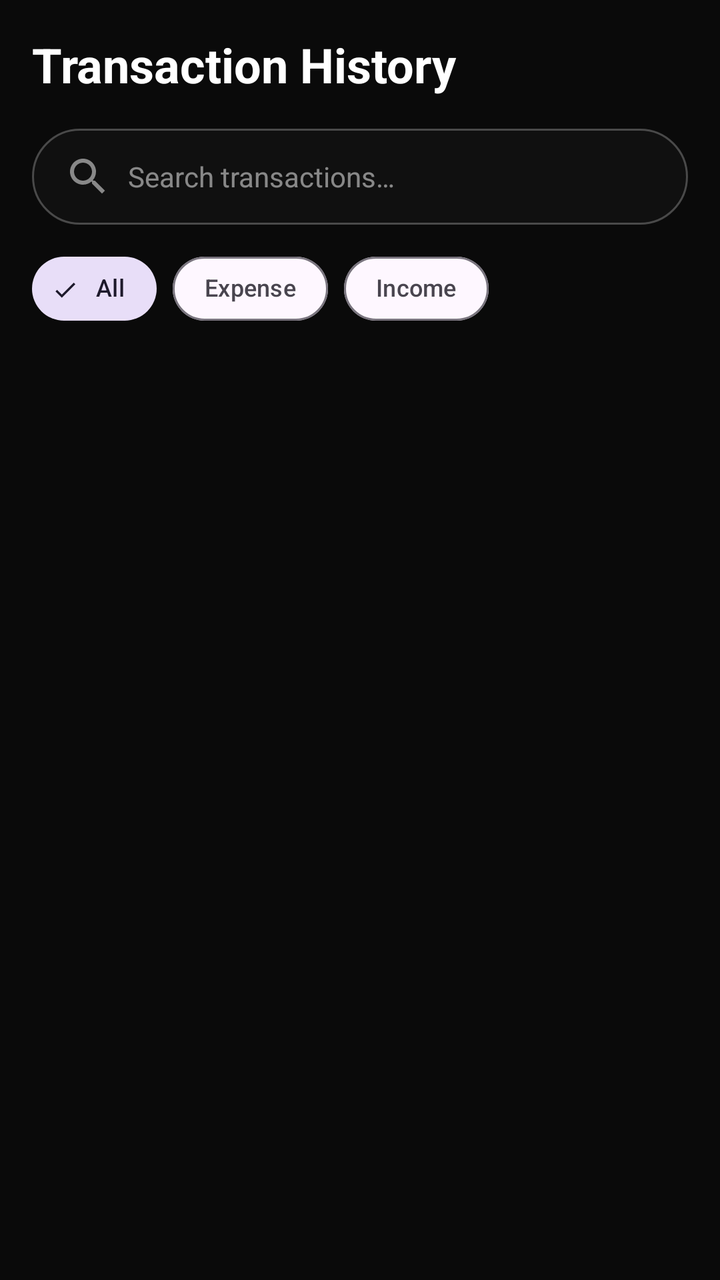
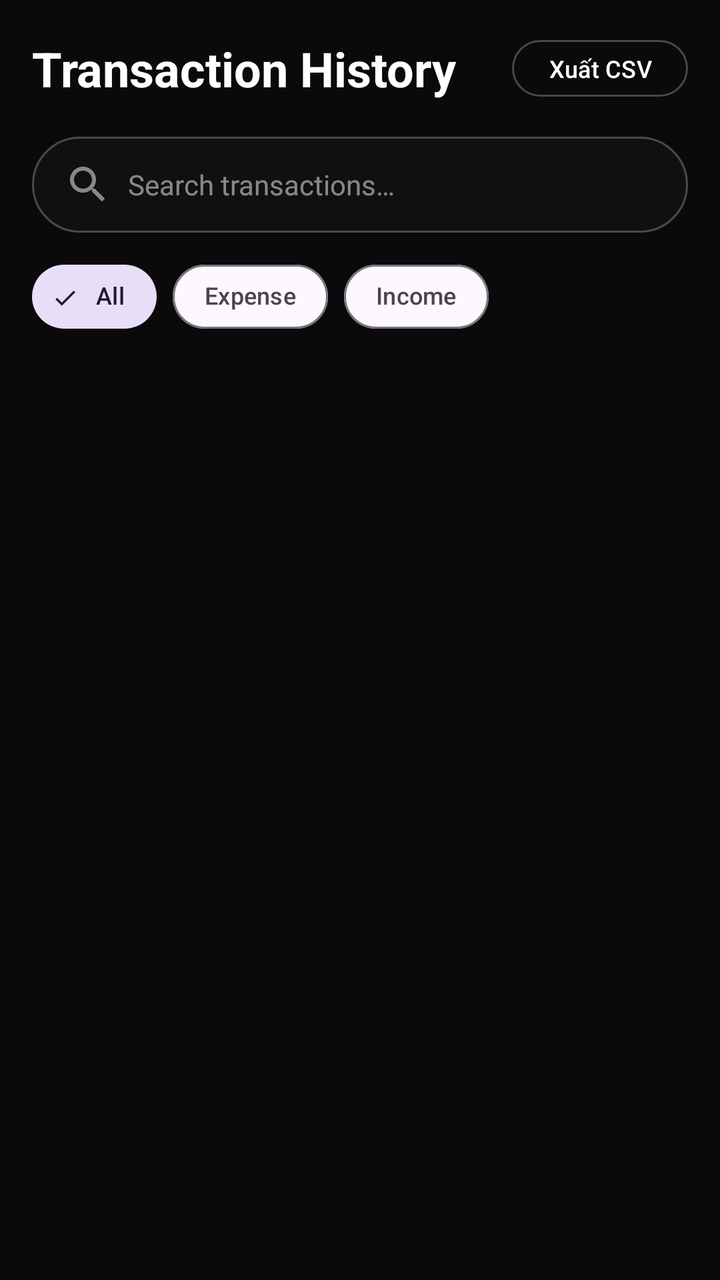

The first picture is an Android layout as it rendered before a commit; the second is the same layout after the commit. The layout source and the unified diff follow.
<!-- AndroidManifest.xml: application theme Theme.ExpenseTrackerApp -->
<!-- res/layout/fragment_history.xml -->
<?xml version="1.0" encoding="utf-8"?>
<LinearLayout xmlns:android="http://schemas.android.com/apk/res/android"
    xmlns:app="http://schemas.android.com/apk/res-auto"
    android:layout_width="match_parent"
    android:layout_height="match_parent"
    android:orientation="vertical"
    android:background="@color/background_dark"
    android:padding="@dimen/spacing_m">

    <TextView
        android:layout_width="wrap_content"
        android:layout_height="wrap_content"
        android:text="@string/title_history"
        android:textSize="@dimen/text_size_headline"
        android:textStyle="bold"
        android:textColor="@color/text_primary"
        android:layout_marginBottom="@dimen/spacing_m" />

    
    <LinearLayout
        android:id="@+id/ll_search_bar"
        android:layout_width="match_parent"
        android:layout_height="@dimen/button_height_standard"
        android:orientation="horizontal"
        android:gravity="center_vertical"
        android:background="@drawable/bg_glass_pill"
        android:paddingHorizontal="@dimen/spacing_m"
        android:layout_marginBottom="@dimen/spacing_s">

        <ImageView
            android:layout_width="@dimen/icon_size_m"
            android:layout_height="@dimen/icon_size_m"
            android:src="@drawable/ic_search"
            app:tint="@color/text_hint"
            android:contentDescription="Search Icon" />

        <EditText
            android:id="@+id/et_search_history"
            android:layout_width="0dp"
            android:layout_height="match_parent"
            android:layout_weight="1"
            android:layout_marginStart="@dimen/spacing_s"
            android:background="@null"
            android:hint="@string/hint_search_history"
            android:textColorHint="@color/text_hint"
            android:textColor="@color/text_primary"
            android:textSize="@dimen/text_size_body_small"
            android:imeOptions="actionSearch"
            android:singleLine="true" />

        <ImageButton
            android:id="@+id/btn_clear_search"
            android:layout_width="@dimen/icon_size_l"
            android:layout_height="@dimen/icon_size_l"
            android:background="?attr/selectableItemBackgroundBorderless"
            android:src="@drawable/ic_close"
            android:visibility="gone"
            app:tint="@color/text_hint"
            android:contentDescription="Clear Search" />
    </LinearLayout>

    
    <HorizontalScrollView
        android:layout_width="match_parent"
        android:layout_height="wrap_content"
        android:scrollbars="none"
        android:layout_marginBottom="@dimen/spacing_s">

        <com.google.android.material.chip.ChipGroup
            android:id="@+id/chip_group_history_filters"
            android:layout_width="wrap_content"
            android:layout_height="wrap_content"
            app:singleLine="true"
            app:singleSelection="true"
            app:selectionRequired="true">

            <com.google.android.material.chip.Chip
                android:id="@+id/chip_filter_all"
                android:layout_width="wrap_content"
                android:layout_height="wrap_content"
                android:text="@string/filter_type_all"
                android:checked="true"
                style="@style/Widget.ExpenseTracker.Chip.Category" />

            <com.google.android.material.chip.Chip
                android:id="@+id/chip_filter_expense"
                android:layout_width="wrap_content"
                android:layout_height="wrap_content"
                android:text="@string/filter_type_expense"
                style="@style/Widget.ExpenseTracker.Chip.Category" />

            <com.google.android.material.chip.Chip
                android:id="@+id/chip_filter_income"
                android:layout_width="wrap_content"
                android:layout_height="wrap_content"
                android:text="@string/filter_type_income"
                style="@style/Widget.ExpenseTracker.Chip.Category" />

        </com.google.android.material.chip.ChipGroup>
    </HorizontalScrollView>

    <FrameLayout
        android:layout_width="match_parent"
        android:layout_height="0dp"
        android:layout_weight="1">

        <androidx.recyclerview.widget.RecyclerView
            android:id="@+id/rv_history"
            android:layout_width="match_parent"
            android:layout_height="match_parent" />

        <include
            android:id="@+id/empty_state_history"
            layout="@layout/view_empty_state"
            android:layout_width="match_parent"
            android:layout_height="wrap_content"
            android:layout_gravity="center" />
    </FrameLayout>
</LinearLayout>
<!-- res/layout/view_empty_state.xml (included above) -->
<?xml version="1.0" encoding="utf-8"?>
<LinearLayout xmlns:android="http://schemas.android.com/apk/res/android"
    xmlns:app="http://schemas.android.com/apk/res-auto"
    android:id="@+id/ll_empty_state"
    android:layout_width="match_parent"
    android:layout_height="wrap_content"
    android:orientation="vertical"
    android:gravity="center"
    android:padding="@dimen/spacing_xl"
    android:visibility="gone">

    <ImageView
        android:id="@+id/iv_empty_icon"
        android:layout_width="64dp"
        android:layout_height="64dp"
        android:src="@drawable/ic_note"
        app:tint="@color/text_hint"
        android:contentDescription="Empty state icon" />

    <TextView
        android:id="@+id/tv_empty_title"
        android:layout_width="wrap_content"
        android:layout_height="wrap_content"
        android:layout_marginTop="@dimen/spacing_m"
        android:text="@string/empty_history_title"
        android:textSize="@dimen/text_size_title"
        android:textStyle="bold"
        android:textColor="@color/text_primary"
        android:textAlignment="center" />

    <TextView
        android:id="@+id/tv_empty_desc"
        android:layout_width="wrap_content"
        android:layout_height="wrap_content"
        android:layout_marginTop="@dimen/spacing_s"
        android:text="@string/empty_history_desc"
        android:textSize="@dimen/text_size_body_small"
        android:textColor="@color/text_secondary"
        android:textAlignment="center"
        android:lineSpacingExtra="4dp" />

    <com.google.android.material.button.MaterialButton
        android:id="@+id/btn_empty_action"
        android:layout_width="wrap_content"
        android:layout_height="@dimen/button_height_standard"
        android:layout_marginTop="@dimen/spacing_l"
        android:visibility="gone"
        android:backgroundTint="@color/colorAccent"
        android:textColor="@color/white"
        app:cornerRadius="@dimen/radius_pill" />

</LinearLayout>
<!-- resources referenced by this layout -->
<resources>
  <color name="background_dark">#0A0A0A</color>
  <color name="colorAccent">#FF5722</color>
  <color name="text_hint">#80FFFFFF</color>
  <color name="text_primary">#FFFFFF</color>
  <color name="text_secondary">#B0B0B0</color>
  <color name="white">#FFFFFF</color>
  <dimen name="button_height_standard">48dp</dimen>
  <dimen name="icon_size_l">32dp</dimen>
  <dimen name="icon_size_m">24dp</dimen>
  <dimen name="radius_pill">999dp</dimen>
  <dimen name="spacing_l">24dp</dimen>
  <dimen name="spacing_m">16dp</dimen>
  <dimen name="spacing_s">8dp</dimen>
  <dimen name="spacing_xl">32dp</dimen>
  <dimen name="text_size_body_small">14sp</dimen>
  <dimen name="text_size_headline">24sp</dimen>
  <dimen name="text_size_title">20sp</dimen>
  <!-- drawable bg_glass_pill (drawable) -->
  <?xml version="1.0" encoding="utf-8"?>
  <shape xmlns:android="http://schemas.android.com/apk/res/android"
      android:shape="rectangle">
      <solid android:color="#99141414" />
      <stroke android:width="1dp" android:color="@color/surface_glass_stroke" />
      <corners android:radius="@dimen/radius_pill" />
  </shape>
  <!-- drawable ic_close (drawable) -->
  <vector xmlns:android="http://schemas.android.com/apk/res/android"
      android:width="24dp"
      android:height="24dp"
      android:viewportWidth="24"
      android:viewportHeight="24"
      android:tint="?attr/colorControlNormal">
    <path
        android:fillColor="@android:color/white"
        android:pathData="M19,6.41L17.59,5 12,10.59 6.41,5 5,6.41 10.59,12 5,17.59 6.41,19 12,13.41 17.59,19 19,17.59 13.41,12z"/>
  </vector>
  <!-- drawable ic_note (drawable) -->
  <vector xmlns:android="http://schemas.android.com/apk/res/android"
      android:width="24dp"
      android:height="24dp"
      android:viewportWidth="24"
      android:viewportHeight="24"
      android:tint="?attr/colorControlNormal">
    <path
        android:fillColor="@android:color/white"
        android:pathData="M3,17.25V21h3.75L17.81,9.94l-3.75,-3.75L3,17.25zM20.71,7.04c0.39,-0.39 0.39,-1.02 0,-1.41l-2.34,-2.34c-0.39,-0.39 -1.02,-0.39 -1.41,0l-1.83,1.83 3.75,3.75 1.83,-1.83z"/>
  </vector>
  <!-- drawable ic_search (drawable) -->
  <vector xmlns:android="http://schemas.android.com/apk/res/android"
      android:width="24dp"
      android:height="24dp"
      android:viewportWidth="24"
      android:viewportHeight="24"
      android:tint="?attr/colorControlNormal">
    <path
        android:fillColor="@android:color/white"
        android:pathData="M15.5,14h-0.79l-0.28,-0.27C15.41,12.59 16,11.11 16,9.5 16,5.91 13.09,3 9.5,3S3,5.91 3,9.5 5.91,16 9.5,16c1.61,0 3.09,-0.59 4.23,-1.57l0.27,0.28v0.79l5,4.99L20.49,19l-4.99,-5zm-6,0C7.01,14 5,11.99 5,9.5S7.01,5 9.5,5 14,7.01 14,9.5 11.99,14 9.5,14z"/>
  </vector>
  <string name="empty_history_desc">Snap receipts or tap capture to log your first transaction!</string>
  <string name="empty_history_title">No Transactions Yet</string>
  <string name="filter_type_all">All</string>
  <string name="filter_type_expense">Expense</string>
  <string name="filter_type_income">Income</string>
  <string name="hint_search_history">Search transactions…</string>
  <string name="title_history">Transaction History</string>
  <style name="Widget.ExpenseTracker.Chip.Category" parent="Widget.Material3.Chip.Filter">
          <item name="chipCornerRadius">@dimen/radius_pill</item>
          <item name="chipMinHeight">@dimen/button_height_compact</item>
          <item name="android:textSize">@dimen/text_size_caption</item>
          <item name="android:textStyle">bold</item>
      </style>
  <color name="surface_glass_stroke">#40FFFFFF</color>
  <dimen name="button_height_compact">32dp</dimen>
  <dimen name="text_size_caption">12sp</dimen>
  <color name="colorPrimary">#FF5722</color>
  <color name="colorPrimaryDark">#E64A19</color>
  <!-- unchanged entries left out for length: 1 -->
</resources>

<!-- the commit's change to res/layout/fragment_history.xml (unified diff, before → after) -->
@@ -7,14 +7,35 @@
     android:background="@color/background_dark"
     android:padding="@dimen/spacing_m">
 
-    <TextView
-        android:layout_width="wrap_content"
+    <LinearLayout
+        android:layout_width="match_parent"
         android:layout_height="wrap_content"
-        android:text="@string/title_history"
-        android:textSize="@dimen/text_size_headline"
-        android:textStyle="bold"
-        android:textColor="@color/text_primary"
-        android:layout_marginBottom="@dimen/spacing_m" />
+        android:layout_marginBottom="@dimen/spacing_m"
+        android:gravity="center_vertical"
+        android:orientation="horizontal">
+
+        <TextView
+            android:layout_width="0dp"
+            android:layout_height="wrap_content"
+            android:layout_weight="1"
+            android:text="@string/title_history"
+            android:textColor="@color/text_primary"
+            android:textSize="@dimen/text_size_headline"
+            android:textStyle="bold" />
+
+        <com.google.android.material.button.MaterialButton
+            android:id="@+id/btn_export_csv"
+            style="?attr/materialButtonOutlinedStyle"
+            android:layout_width="wrap_content"
+            android:layout_height="wrap_content"
+            android:minHeight="36dp"
+            android:paddingHorizontal="12dp"
+            android:text="@string/btn_export_csv"
+            android:textColor="@color/text_primary"
+            android:textSize="@dimen/text_size_caption"
+            app:cornerRadius="@dimen/radius_pill"
+            app:strokeColor="@color/surface_glass_stroke" />
+    </LinearLayout>
 
     
     <LinearLayout
<!-- resource entries referenced after the edit -->
@@ -58,6 +58,7 @@
         android:fillColor="@android:color/white"
         android:pathData="M15.5,14h-0.79l-0.28,-0.27C15.41,12.59 16,11.11 16,9.5 16,5.91 13.09,3 9.5,3S3,5.91 3,9.5 5.91,16 9.5,16c1.61,0 3.09,-0.59 4.23,-1.57l0.27,0.28v0.79l5,4.99L20.49,19l-4.99,-5zm-6,0C7.01,14 5,11.99 5,9.5S7.01,5 9.5,5 14,7.01 14,9.5 11.99,14 9.5,14z"/>
   </vector>
+  <string name="btn_export_csv">Xuất CSV</string>
   <string name="empty_history_desc">Snap receipts or tap capture to log your first transaction!</string>
   <string name="empty_history_title">No Transactions Yet</string>
   <string name="filter_type_all">All</string>
